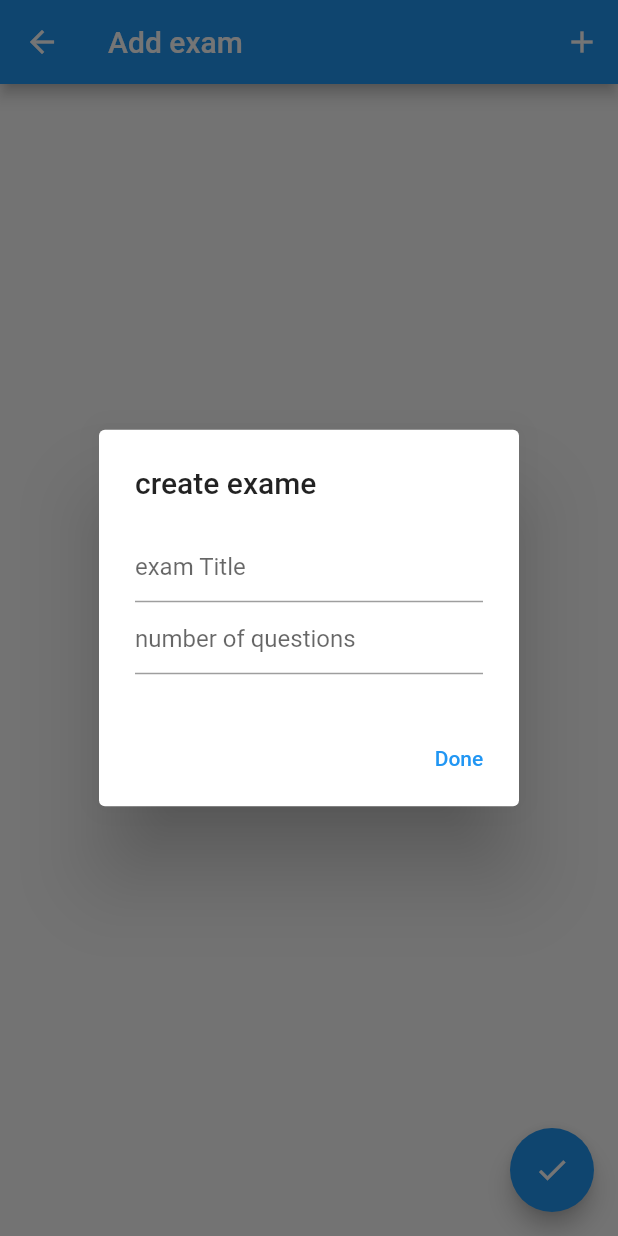
After one commit to mohamedlotfy50/e_exam, a Flutter app: the AddingExam screen opened directly, after a tap on the "add" icon, on a phone screen of 412 x 824 dp. The commit adds this screen. Run offline on Flutter 3.47's test engine with Material 2 defaults, Android fonts, the phone set to English and light mode, and no system bars; our stand-ins replace bloc, cloud_firestore, dartz, firebase_auth, firebase_core, flutter_bloc and 1 more; accounts and stored records are empty; generated files the repository leaves out were written again.

Commit message:
creating exam screen

```diff
--- a/lib/app.dart
+++ b/lib/app.dart
@@ -18,6 +18,7 @@ class MyApp extends StatelessWidget {
 
     return MaterialApp(
       title: 'Flutter Demo',
+      debugShowCheckedModeBanner: false,
       // localizationsDelegates: AppLocalizations.localizationsDelegates,
       // supportedLocales: AppLocalizations.supportedLocales,
       theme: ThemeData(
--- a/lib/blocs/auto_login/autologin_bloc.dart
+++ b/lib/blocs/auto_login/autologin_bloc.dart
@@ -22,7 +22,6 @@ class AutologinBloc extends Bloc<AutologinEvent, AutologinState> {
     yield* event.map(
       checkToken: (e) async* {
         final Option<User> isLogedIn = await _authRepository.getSignedInUser();
-        print(isLogedIn);
         yield isLogedIn.fold(() => _NotSignedIn(), (user) => _SignedIn(user));
       },
     );
--- /dev/null
+++ b/lib/models/exam.dart
@@ -0,0 +1,8 @@
+import 'package:e_exam/models/question.dart';
+
+class Exam {
+  final String title;
+  final List<Question> questions;
+
+  Exam(this.title, this.questions);
+}
--- a/lib/models/user.dart
+++ b/lib/models/user.dart
@@ -51,7 +51,7 @@ class User {
         'college id': collegeID.getValueOrNull(),
         'level': level.selectedLevel ?? '',
         'department': department.selectedDepartment ?? '',
-        'password': password.getValueOrNull(),
+        'password': password.getValueOrNull() ?? '',
       };
 
   factory User.fromJson(Map<String, dynamic> json) => User(
--- /dev/null
+++ b/lib/prsentation/screens/add_exam/add_exam.dart
@@ -0,0 +1,93 @@
+import 'package:e_exam/prsentation/screens/add_exam/question.dart';
+import 'package:flutter/material.dart';
+
+class AddingExam extends StatefulWidget {
+  @override
+  _AddingExamState createState() => _AddingExamState();
+}
+
+class _AddingExamState extends State<AddingExam> {
+  int number = 0;
+  TextEditingController _title = TextEditingController();
+  TextEditingController _examNumber = TextEditingController();
+
+  List<QuestionCard> questions = [];
+
+  createFileds(int n) {
+    for (int i = 0; i < n; i++) {
+      questions.add(QuestionCard());
+    }
+
+    setState(() {});
+  }
+
+  @override
+  Widget build(BuildContext context) {
+    return Scaffold(
+      appBar: AppBar(
+        title: Text('Add exam'),
+        actions: [
+          IconButton(
+              icon: Icon(Icons.add),
+              onPressed: () {
+                showDialog(
+                  context: context,
+                  builder: (context) => AlertDialog(
+                    title: Text(_title.text.isEmpty
+                        ? 'create exame'
+                        : 'add more questions'),
+                    content: Column(
+                      mainAxisSize: MainAxisSize.min,
+                      children: [
+                        if (_title.text.isEmpty)
+                          TextField(
+                            controller: _title,
+                            decoration: InputDecoration(hintText: 'exam Title'),
+                          ),
+                        TextField(
+                          controller: _examNumber,
+                          decoration:
+                              InputDecoration(hintText: 'number of questions'),
+                        ),
+                      ],
+                    ),
+                    actions: [
+                      TextButton(
+                          onPressed: () {
+                            setState(() {
+                              number = int.tryParse(_examNumber.text) ?? 0;
+                              _examNumber.text = '';
+                            });
+                            createFileds(number);
+
+                            Navigator.pop(context);
+                          },
+                          child: Text('Done'))
+                    ],
+                  ),
+                );
+              })
+        ],
+      ),
+      body: ListView(
+        shrinkWrap: true,
+        children: [
+          Text(_title.text ?? ''),
+          ListView.builder(
+            shrinkWrap: true,
+            itemCount: questions.length,
+            itemBuilder: (context, index) {
+              return questions[index];
+            },
+          )
+        ],
+      ),
+      floatingActionButton: FloatingActionButton(
+        onPressed: () {
+          questions.forEach((q) {});
+        },
+        child: Icon(Icons.check),
+      ),
+    );
+  }
+}
--- a/lib/prsentation/screens/auth/signup_screen.dart
+++ b/lib/prsentation/screens/auth/signup_screen.dart
@@ -138,7 +138,7 @@ class SignUpScreen extends StatelessWidget {
                     onPressed: () {
                       context.read<AuthBloc>().add(SignUp());
                     },
-                    child: Text('Sign in'),
+                    child: Text('Sign up'),
                   ),
                 )
               ],
```
Also changed, not shown: lib/blocs/auth/auth_bloc.dart (+1 -6 lines), lib/models/question.dart (+5 -3 lines), lib/prsentation/screens/add_exam/question.dart (added, +67 -0 lines), lib/prsentation/screens/home/home.dart (+12 -0 lines), lib/prsentation/screens/requests/requestes.dart (+32 -21 lines).
